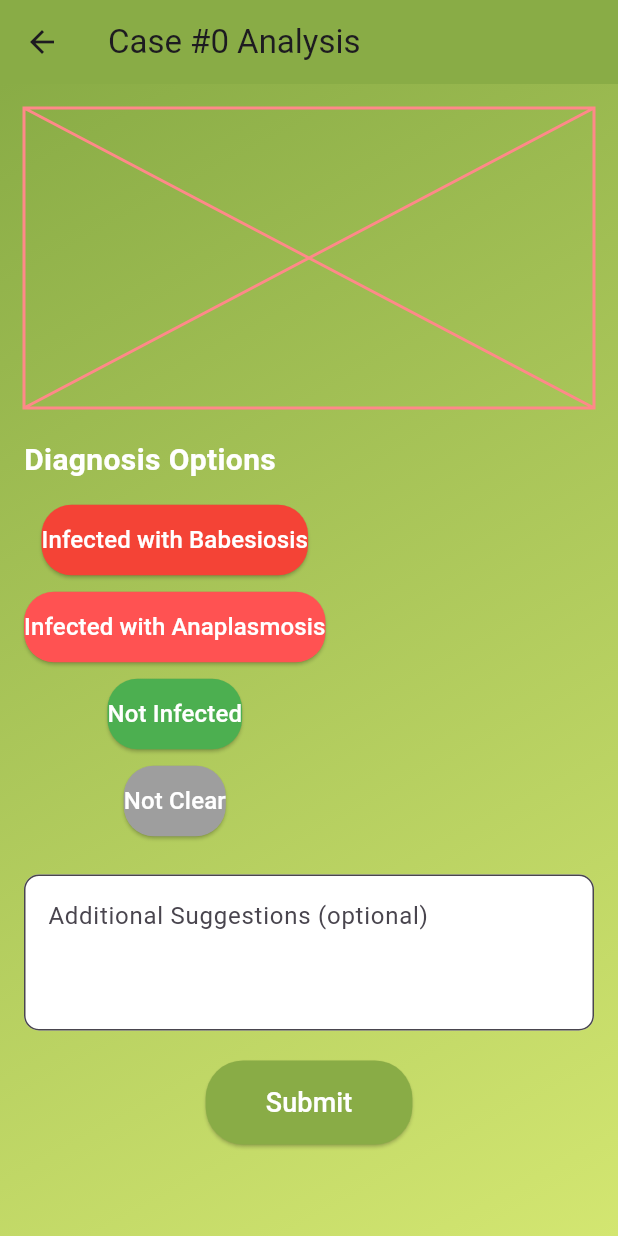
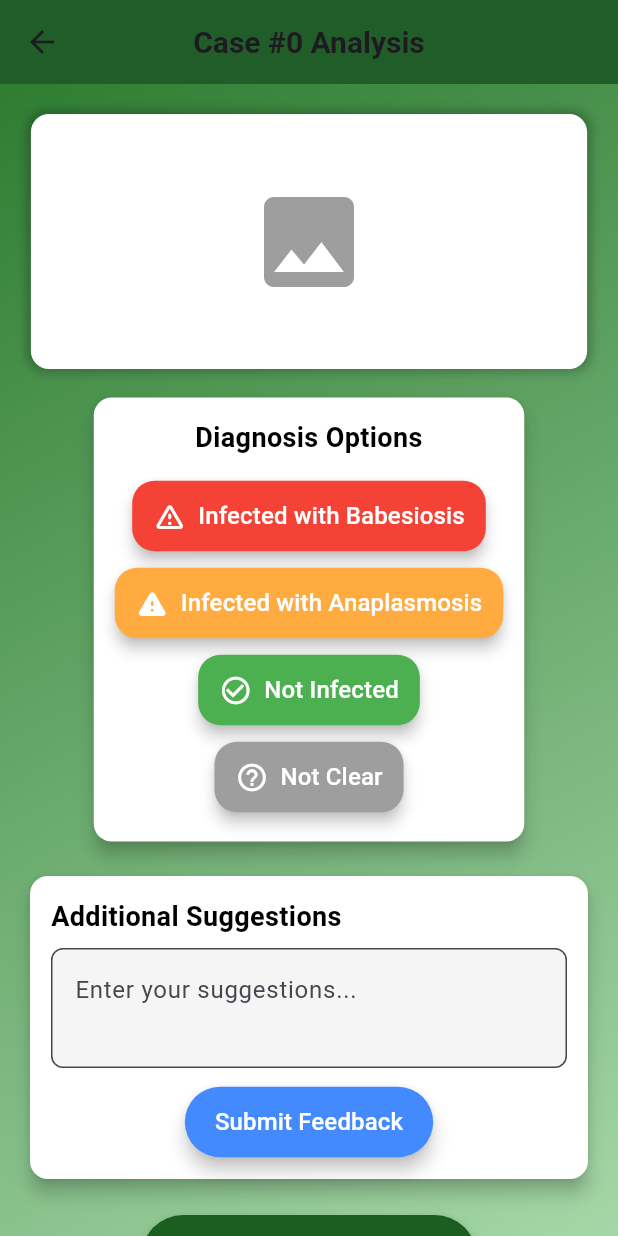
Before and after one commit to Niketjr/LabInPocket, a Flutter app: the DoctorCaseAnalysisPage screen opened directly with empty values, on a phone screen of 412 x 824 dp. Run offline on Flutter 3.47's test engine with Material 3 defaults, Android fonts, the phone set to English and light mode, and no system bars; our stand-ins replace image_picker.

Commit message:
Pushing entire project to Nithin branch

```diff
--- a/lib/doctorcaseanlysis.dart
+++ b/lib/doctorcaseanlysis.dart
@@ -9,87 +9,175 @@ class DoctorCaseAnalysisPage extends StatelessWidget {
   Widget build(BuildContext context) {
     return Scaffold(
       appBar: AppBar(
-        title: Text("Case #$caseId Analysis"),
-        backgroundColor: const Color(0xFF89AC46),
+        title: Text(
+          "Case #$caseId Analysis",
+          style: const TextStyle(fontWeight: FontWeight.bold, fontSize: 20),
+        ),
+        backgroundColor: const Color(0xFF1B5E20), // Dark green for professionalism
+        centerTitle: true,
+        elevation: 3,
       ),
       body: Container(
         decoration: const BoxDecoration(
           gradient: LinearGradient(
-            colors: [Color(0xFF89AC46), Color(0xFFD3E671)],
+            colors: [Color(0xFF2E7D32), Color(0xFFA5D6A7)], // Professional green gradient
             begin: Alignment.topLeft,
             end: Alignment.bottomRight,
           ),
         ),
+        child: LayoutBuilder(
+          builder: (context, constraints) {
+            return SingleChildScrollView(
               child: Padding(
-          padding: const EdgeInsets.all(16.0),
+                padding: const EdgeInsets.symmetric(horizontal: 16, vertical: 20),
+                child: Column(
+                  crossAxisAlignment: CrossAxisAlignment.center,
+                  children: [
+                    // Image placeholder
+                    Center(
+                      child: Container(
+                        height: 170,
+                        width: constraints.maxWidth * 0.9,
+                        decoration: BoxDecoration(
+                          color: Colors.white,
+                          borderRadius: BorderRadius.circular(12),
+                          boxShadow: [
+                            BoxShadow(color: Colors.black26, blurRadius: 5, spreadRadius: 2),
+                          ],
+                        ),
+                        child: const Center(
+                          child: Icon(Icons.image, size: 80, color: Colors.grey),
+                        ),
+                      ),
+                    ),
+                    const SizedBox(height: 15),
+
+                    // Diagnosis Section
+                    Card(
+                      color: Colors.white,
+                      shape: RoundedRectangleBorder(borderRadius: BorderRadius.circular(12)),
+                      elevation: 5,
+                      child: Padding(
+                        padding: const EdgeInsets.all(14),
+                        child: Column(
+                          crossAxisAlignment: CrossAxisAlignment.center, // Centered content
+                          children: [
+                            const Text(
+                              "Diagnosis Options",
+                              textAlign: TextAlign.center,
+                              style: TextStyle(fontSize: 18, fontWeight: FontWeight.bold, color: Colors.black),
+                            ),
+                            const SizedBox(height: 10),
+
+                            // Diagnosis Buttons
+                            _buildDiagnosisButton(context, "Infected with Babesiosis", Colors.red, Icons.warning_amber_rounded),
+                            _buildDiagnosisButton(context, "Infected with Anaplasmosis", Colors.orangeAccent, Icons.warning_rounded),
+                            _buildDiagnosisButton(context, "Not Infected", Colors.green, Icons.check_circle_outline),
+                            _buildDiagnosisButton(context, "Not Clear", Colors.grey, Icons.help_outline),
+                          ],
+                        ),
+                      ),
+                    ),
+
+                    const SizedBox(height: 15),
+
+                    // Additional Suggestions
+                    Card(
+                      color: Colors.white,
+                      shape: RoundedRectangleBorder(borderRadius: BorderRadius.circular(12)),
+                      elevation: 5,
+                      child: Padding(
+                        padding: const EdgeInsets.all(14),
                         child: Column(
                           crossAxisAlignment: CrossAxisAlignment.start,
                           children: [
-              const Center(
-                child: Placeholder(
-                  fallbackHeight: 200,
-                  fallbackWidth: double.infinity,
-                  color: Color(0xFFFF8989),
+                            const Text(
+                              "Additional Suggestions",
+                              style: TextStyle(fontSize: 18, fontWeight: FontWeight.bold, color: Colors.black),
                             ),
-              ),
-              const SizedBox(height: 20),
-              const Text(
-                "Diagnosis Options",
-                style: TextStyle(fontSize: 20, fontWeight: FontWeight.bold, color: Colors.white),
-              ),
-              const SizedBox(height: 10),
-              Column(
-                children: [
-                  _buildDiagnosisButton(context, "Infected with Babesiosis", Colors.red),
-                  _buildDiagnosisButton(context, "Infected with Anaplasmosis", Colors.redAccent),
-                  _buildDiagnosisButton(context, "Not Infected", Colors.green),
-                  _buildDiagnosisButton(context, "Not Clear", Colors.grey),
-                ],
-              ),
-              const SizedBox(height: 20),
+                            const SizedBox(height: 8),
                             TextField(
                               decoration: InputDecoration(
-                  hintText: "Additional Suggestions (optional)",
+                                hintText: "Enter your suggestions...",
                                 filled: true,
-                  fillColor: Colors.white,
-                  border: OutlineInputBorder(borderRadius: BorderRadius.circular(10)),
+                                fillColor: Colors.grey[100],
+                                border: OutlineInputBorder(borderRadius: BorderRadius.circular(8)),
                               ),
-                maxLines: 3,
+                              maxLines: 2, // Smaller text field
                             ),
-              const SizedBox(height: 20),
+                            const SizedBox(height: 12),
+
+                            // Submit Feedback Button
                             Center(
                               child: ElevatedButton(
                                 onPressed: () {
-                    // Store diagnosis and suggestions in DB
+                                  // Handle feedback submission
                                 },
                                 style: ElevatedButton.styleFrom(
-                    backgroundColor: const Color(0xFF89AC46),
-                    padding: const EdgeInsets.symmetric(horizontal: 40, vertical: 15),
+                                  backgroundColor: Colors.blueAccent, // Blue for differentiation
+                                  padding: const EdgeInsets.symmetric(horizontal: 20, vertical: 12),
                                   shape: RoundedRectangleBorder(borderRadius: BorderRadius.circular(25)),
+                                  elevation: 5,
                                 ),
-                  child: const Text("Submit", style: TextStyle(fontSize: 18, color: Colors.white)),
+                                child: const Text("Submit Feedback", style: TextStyle(fontSize: 16, color: Colors.white)),
                               ),
                             ),
                           ],
                         ),
                       ),
                     ),
+
+                    const SizedBox(height: 20),
+
+                    // Main Submit Button
+                    Center(
+                      child: ConstrainedBox(
+                        constraints: BoxConstraints(
+                          maxWidth: constraints.maxWidth * 0.8, // Ensures button stays within screen
+                        ),
+                        child: ElevatedButton(
+                          onPressed: () {
+                            // Store diagnosis and suggestions in DB
+                          },
+                          style: ElevatedButton.styleFrom(
+                            backgroundColor: const Color(0xFF1B5E20), // Dark green
+                            padding: const EdgeInsets.symmetric(horizontal: 40, vertical: 15),
+                            shape: RoundedRectangleBorder(borderRadius: BorderRadius.circular(30)),
+                            elevation: 5,
+                          ),
+                          child: const Text("Submit Diagnosis", style: TextStyle(fontSize: 18, color: Colors.white, fontWeight: FontWeight.bold)),
+                        ),
+                      ),
+                    ),
+                  ],
+                ),
+              ),
+            );
+          },
+        ),
+      ),
     );
   }
 
-  Widget _buildDiagnosisButton(BuildContext context, String text, Color color) {
+  // Diagnosis Button (Compact)
+  Widget _buildDiagnosisButton(BuildContext context, String text, Color color, IconData icon) {
     return Padding(
       padding: const EdgeInsets.symmetric(vertical: 5),
-      child: ElevatedButton(
+      child: ConstrainedBox(
+        constraints: const BoxConstraints(maxWidth: 300), // Limits button width
+        child: ElevatedButton.icon(
           onPressed: () {
             // Handle selection logic
           },
+          icon: Icon(icon, color: Colors.white, size: 22),
+          label: Text(text, style: const TextStyle(fontSize: 16, fontWeight: FontWeight.w500, color: Colors.white)),
           style: ElevatedButton.styleFrom(
             backgroundColor: color,
-          padding: const EdgeInsets.symmetric(vertical: 12),
-          shape: RoundedRectangleBorder(borderRadius: BorderRadius.circular(20)),
+            padding: const EdgeInsets.symmetric(vertical: 12, horizontal: 14), // Adjusted padding
+            shape: RoundedRectangleBorder(borderRadius: BorderRadius.circular(15)),
+            elevation: 4,
           ),
-        child: Text(text, style: const TextStyle(fontSize: 16, color: Colors.white)),
+        ),
       ),
     );
   }
```
Also changed, not shown: lib/CaseDetailsPage.dart (added, +94 -0 lines), lib/labtechnicianhomepage.dart (+31 -14 lines). Lines whose indentation alone changed are shown as unchanged.
